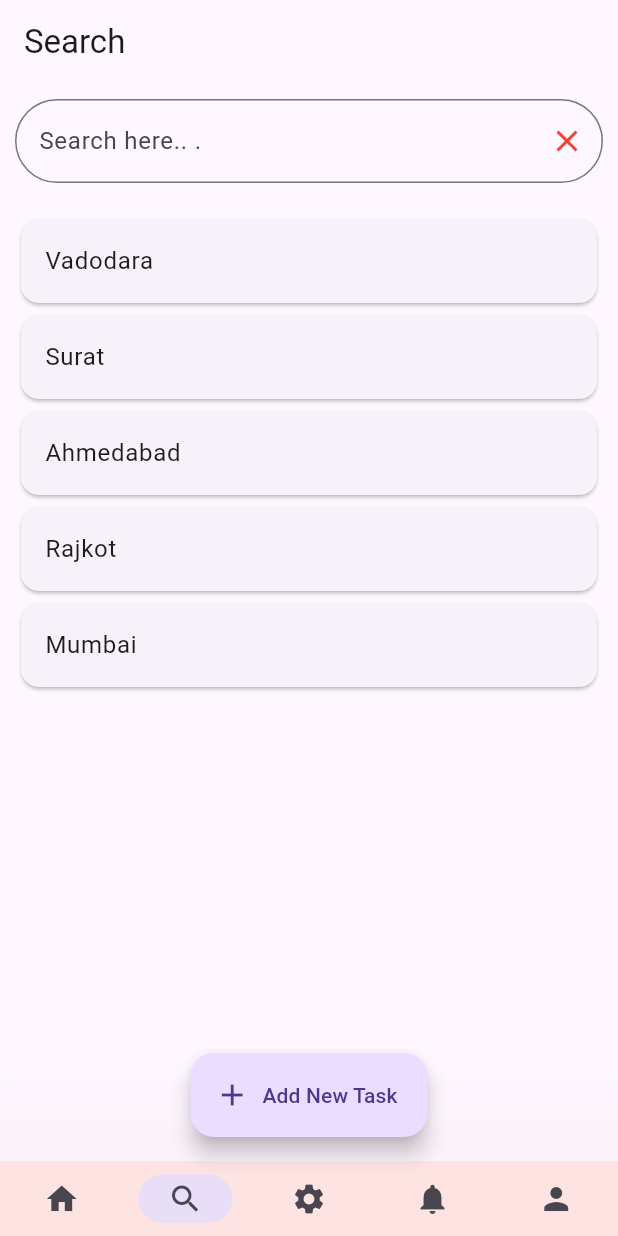
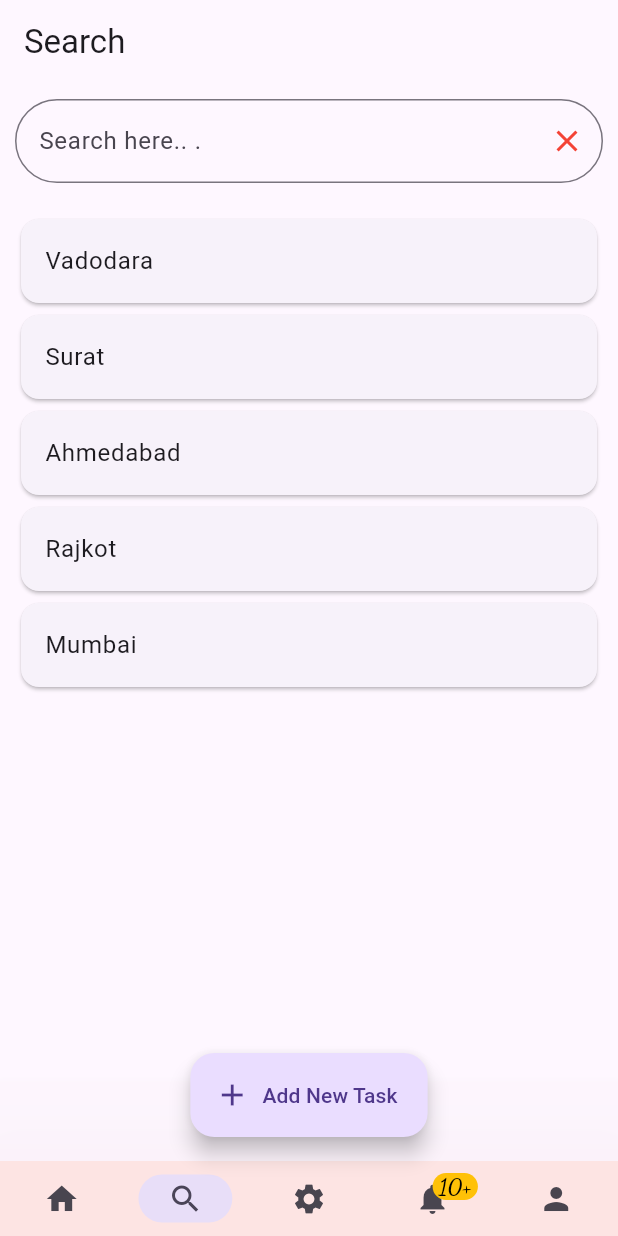
Before and after one commit to devatulparmar/batch730pm, a Flutter app: the screen it shows after launch, item 2 of the bottom bar chosen, on a phone screen of 412 x 824 dp. Run offline on Flutter 3.47's test engine with Material 3 defaults, Android fonts, the phone set to English and light mode, and no system bars; our stand-ins replace cached_network_image, carousel_slider, dio, google_fonts, image_picker, location and 1 more; missing offline and left inert: app_settings; network calls fail; statements that could not run were skipped.

```diff
--- a/lib/bottom_nav_screen.dart
+++ b/lib/bottom_nav_screen.dart
@@ -6,7 +6,10 @@ import 'package:batch730pm/register_screen.dart';
 import 'package:batch730pm/sales_screen.dart';
 import 'package:batch730pm/search_screen.dart';
 import 'package:batch730pm/user_details.dart';
+import 'package:batch730pm/utils/const.dart';
+import 'package:flutter/cupertino.dart';
 import 'package:flutter/material.dart';
+import 'package:google_fonts/google_fonts.dart';
 
 class MyBottomNavScreen extends StatefulWidget {
   const MyBottomNavScreen({super.key});
@@ -82,7 +85,7 @@ class _MyBottomNavScreenState extends State<MyBottomNavScreen> {
         shadowColor: Colors.red,
         animationDuration: const Duration(seconds: 2),
         surfaceTintColor: Colors.red,
-        destinations: const [
+        destinations: [
           NavigationDestination(
             icon: Icon(Icons.home),
             label: '',
@@ -97,7 +100,16 @@ class _MyBottomNavScreenState extends State<MyBottomNavScreen> {
             label: '',
           ),
           NavigationDestination(
-            icon: Icon(Icons.notifications),
+            icon: Badge(
+              label: Text('10+'),
+              child: Icon(Icons.notifications),
+              backgroundColor: Colors.amber,
+              textColor: Colors.black,
+              isLabelVisible: true,
+              textStyle: txtStyle,
+              // padding: EdgeInsets.symmetric(horizontal: 5, vertical: 5),
+              // largeSize: 35,
+            ),
             label: '',
           ),
           NavigationDestination(
@@ -114,10 +126,10 @@ class _MyBottomNavScreenState extends State<MyBottomNavScreen> {
       ),
       floatingActionButtonLocation: FloatingActionButtonLocation.centerFloat,
       floatingActionButton: FloatingActionButton.extended(
-        onPressed: (){
+        onPressed: () {
           print('clicked');
         },
-        icon:const Icon(Icons.add),
+        icon: const Icon(Icons.add),
         label: const Text('Add New Task'),
       ),
     );
--- a/lib/home_screen.dart
+++ b/lib/home_screen.dart
@@ -8,6 +8,7 @@ import 'package:batch730pm/utils/const.dart';
 import 'package:batch730pm/login.dart';
 import 'package:batch730pm/screen2.dart';
 import 'package:batch730pm/widgets/common_drawer.dart';
+import 'package:carousel_slider/carousel_slider.dart';
 import 'package:flutter/material.dart';
 import 'package:http/http.dart' as http;
 import 'package:http/http.dart';
@@ -21,6 +22,7 @@ class HomeScreen extends StatefulWidget {
 
 class _HomeScreenState extends State<HomeScreen> {
   List tempList = [];
+  List _carouselSliderList = [1, 2, 3, 4, 5];
 
   List<UserData> _userList = [];
   ListView _listviewWidget(BuildContext context) {
@@ -125,7 +127,8 @@ class _HomeScreenState extends State<HomeScreen> {
   }
 
   Future _getData() async {
-    var response = await ApiRepository().getAPIRequest('https://reqres.in/api/users') as Response;
+    var response = await ApiRepository()
+        .getAPIRequest('https://reqres.in/api/users') as Response;
     // Response response = await http.get(
     //   Uri.parse('https://reqres.in/api/users'),
     // );
@@ -134,7 +137,8 @@ class _HomeScreenState extends State<HomeScreen> {
       print('api called');
       var decodedData = jsonDecode(response.body);
       tempList = decodedData['data'] as List;
-      _userList = tempList.map((dynamic obj) => UserData.fromJson(obj)).toList();
+      _userList =
+          tempList.map((dynamic obj) => UserData.fromJson(obj)).toList();
       setState(() {});
     } else {
       print(response.statusCode);
@@ -153,9 +157,34 @@ class _HomeScreenState extends State<HomeScreen> {
       child: Scaffold(
         body: RefreshIndicator(
           onRefresh: _getData,
-          child: ListView.builder(
+          child: SingleChildScrollView(
+            child: Column(
+              children: [
+                CarouselSlider(
+                  options: CarouselOptions(
+                    autoPlay: true,
+                    autoPlayInterval: const Duration(seconds: 1),
+                    aspectRatio: 3/1,
+                    onPageChanged:
+                  ),
+                  items: _carouselSliderList.map((dynamic i) {
+                    return Container(
+                      width: MediaQuery.of(context).size.width,
+                      margin: const EdgeInsets.symmetric(horizontal: 5.0),
+                      decoration: const BoxDecoration(color: Colors.amber),
+                      child: Image.network(
+                        'https://static.remove.bg/sample-gallery/graphics/bird-thumbnail.jpg',
+                        width: MediaQuery.of(context).size.width,
+                        fit: BoxFit.fitWidth,
+                      ),
+                    );
+                  }).toList(),
+                ),
+                ListView.builder(
                   itemCount: _userList.length,
+                  shrinkWrap: true,
                   padding: const EdgeInsets.all(10),
+                  physics: const NeverScrollableScrollPhysics(),
                   itemBuilder: (BuildContext context, int index) {
                     return Card(
                       elevation: 10,
@@ -176,24 +205,24 @@ class _HomeScreenState extends State<HomeScreen> {
                             ),
                           ),
                           Padding(
-                      padding:
-                          const EdgeInsets.symmetric(horizontal: 10, vertical: 5),
+                            padding: const EdgeInsets.symmetric(
+                                horizontal: 10, vertical: 5),
                             child: Row(
                               mainAxisAlignment: MainAxisAlignment.spaceBetween,
                               children: [
                                 Text(
                                   'Fist Name: ${_userList[index].firstName}',
-                            style: const TextStyle(fontSize: 16),
+                                  style: txtStyle,
                                 ),
                                 const Icon(Icons.more_vert),
                               ],
                             ),
                           ),
-                    Padding(
-                      padding:
-                          const EdgeInsets.symmetric(horizontal: 10, vertical: 5),
+                          const Padding(
+                            padding: EdgeInsets.symmetric(
+                                horizontal: 10, vertical: 5),
                             child: Row(
-                        children: const [
+                              children: [
                                 Text(
                                   'Sub Title',
                                   style: TextStyle(fontSize: 12),
@@ -206,6 +235,9 @@ class _HomeScreenState extends State<HomeScreen> {
                     );
                   },
                 ),
+              ],
+            ),
+          ),
         ),
       ),
     );
--- a/lib/utils/const.dart
+++ b/lib/utils/const.dart
@@ -1,6 +1,5 @@
-
-
 import 'package:flutter/material.dart';
+import 'package:google_fonts/google_fonts.dart';
 
 const String routeScreen2 = "/Screen2";
 const String routeListScreen = "/ListScreen";
@@ -15,8 +14,16 @@ const String routeLogin = "/Login";
 const String routeRegister = "/Register";
 const String routeUserDetailsScreen = "/UserDetailsScreen";
 
-final GlobalKey<NavigatorState> globalNavigatorKey = GlobalKey<NavigatorState>();
-final GlobalKey<ScaffoldMessengerState> scaffoldMessengerKey = GlobalKey<ScaffoldMessengerState>();
+final GlobalKey<NavigatorState> globalNavigatorKey =
+    GlobalKey<NavigatorState>();
+final GlobalKey<ScaffoldMessengerState> scaffoldMessengerKey =
+    GlobalKey<ScaffoldMessengerState>();
 
 const String prefIsLogin = 'isLogin';
 const String prefAuthToken = 'authToken';
+
+final TextStyle txtStyle = GoogleFonts.dancingScript(
+  fontSize: 15,
+  fontWeight: FontWeight.bold,
+  // fontStyle: FontStyle.,
+);
--- a/pubspec.yaml
+++ b/pubspec.yaml
@@ -40,6 +40,8 @@ dependencies:
   url_launcher: ^6.3.0
   location: ^5.0.0
   app_settings: ^5.1.1
+  google_fonts: ^6.2.1
+  carousel_slider: ^5.0.0
 
 dev_dependencies:
   flutter_test:
```
Also changed, not shown: pubspec.lock. Lines whose indentation alone changed are shown as unchanged.
